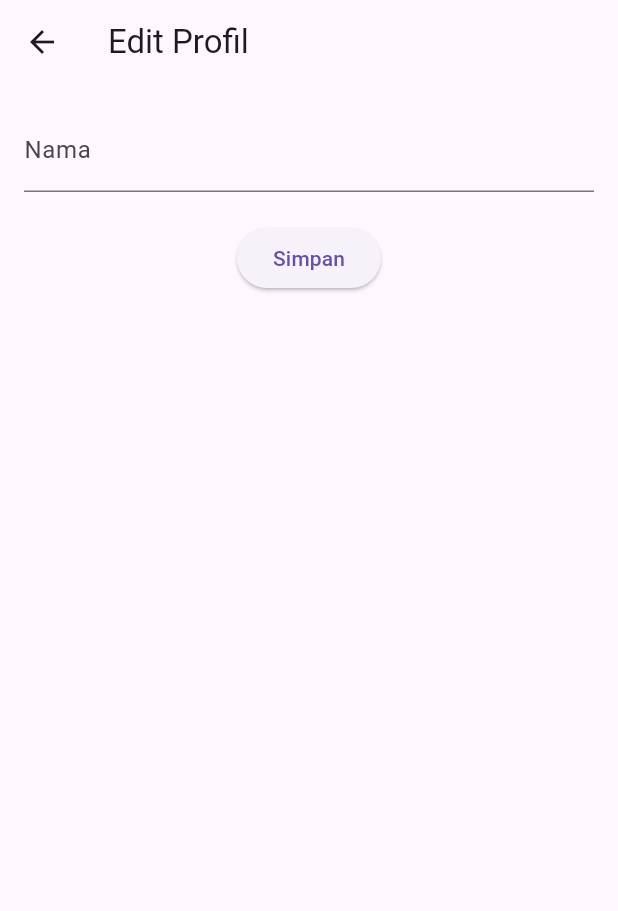
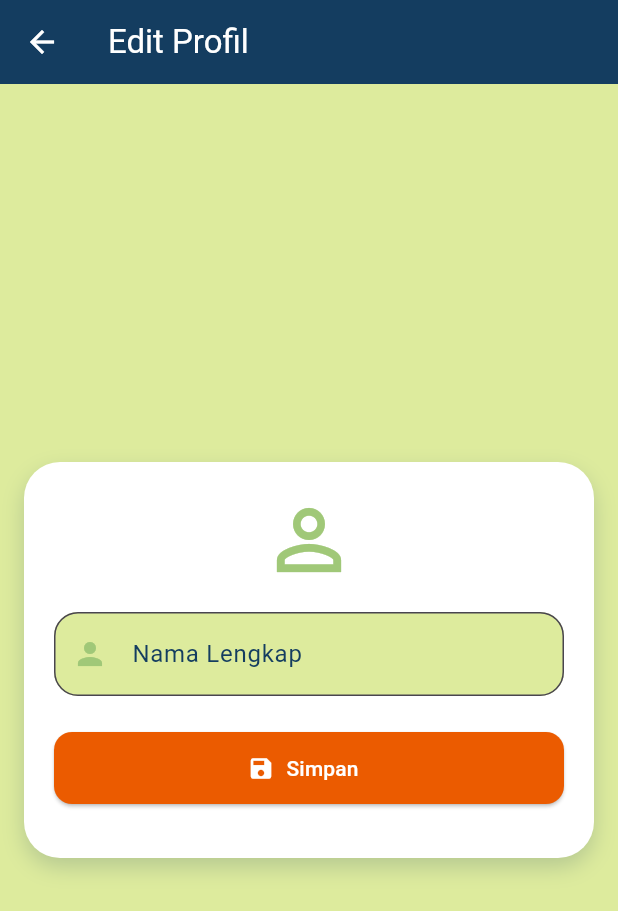
Before and after one commit to Serianto/UJK, a Flutter app: the EditScreen screen opened by its route, on a phone screen of 412 x 824 dp. Shown: the top 911 px of the screen. Run offline on Flutter 3.47's test engine with Material 3 defaults, Android fonts, the phone set to English and light mode, and no system bars; our stand-ins replace geolocator, google_fonts, google_maps_flutter, lottie, shared_preferences; accounts and stored records are empty.

```diff
--- a/lib/page/edit_screen.dart
+++ b/lib/page/edit_screen.dart
@@ -1,4 +1,5 @@
 import 'package:absensi/model/edit_model.dart';
+import 'package:absensi/utils/color.dart';
 import 'package:flutter/material.dart';
 import 'package:provider/provider.dart';
 
@@ -15,18 +16,50 @@ class _EditScreenState extends State<EditScreen> {
   @override
 Widget build(BuildContext context) {
   return Scaffold(
-      appBar: AppBar(title: Text('Edit Profil')),
+    backgroundColor: bg,
+    appBar: AppBar(
+      backgroundColor: dua,
+      title: const Text('Edit Profil', style: TextStyle(color: Colors.white)),
+      iconTheme: const IconThemeData(color: Colors.white),
+    ),
     body: Padding(
       padding: const EdgeInsets.all(16.0),
       child: Form(
         key: _formKey,
         child: Consumer<EditModel>(
           builder: (context, editProfileProvider, child) {
-              return Column(
+            return Center(
+              child: Container(
+                padding: const EdgeInsets.all(20),
+                decoration: BoxDecoration(
+                  color: Colors.white,
+                  borderRadius: BorderRadius.circular(24),
+                  boxShadow: [
+                    BoxShadow(
+                      color: dua.withOpacity(0.2),
+                      blurRadius: 12,
+                      offset: const Offset(0, 6),
+                    )
+                  ],
+                ),
+                child: Column(
+                  mainAxisSize: MainAxisSize.min,
                   children: <Widget>[
+                    const Icon(Icons.person_outline, size: 64, color: satu),
+                    const SizedBox(height: 16),
                     TextFormField(
                       controller: _nameController,
-                    decoration: InputDecoration(labelText: 'Nama'),
+                      decoration: InputDecoration(
+                        labelText: 'Nama Lengkap',
+                        labelStyle: TextStyle(color: dua),
+                        filled: true,
+                        fillColor: bg,
+                        border: OutlineInputBorder(
+                          borderRadius: BorderRadius.circular(16),
+                          borderSide: const BorderSide(color: dua),
+                        ),
+                        prefixIcon: const Icon(Icons.person, color: satu),
+                      ),
                       validator: (value) {
                         if (value == null || value.isEmpty) {
                           return 'Nama wajib diisi.';
@@ -34,10 +67,19 @@ class _EditScreenState extends State<EditScreen> {
                         return null;
                       },
                     ),
-                  SizedBox(height: 20),
-                  ElevatedButton(
-                    onPressed:
-                        editProfileProvider.isLoading
+                    const SizedBox(height: 24),
+                    SizedBox(
+                      width: double.infinity,
+                      height: 48,
+                      child: ElevatedButton.icon(
+                        style: ElevatedButton.styleFrom(
+                          backgroundColor: tiga,
+                          foregroundColor: Colors.white,
+                          shape: RoundedRectangleBorder(
+                            borderRadius: BorderRadius.circular(12),
+                          ),
+                        ),
+                        onPressed: editProfileProvider.isLoading
                             ? null
                             : () {
                                 if (_formKey.currentState!.validate()) {
@@ -47,16 +89,28 @@ class _EditScreenState extends State<EditScreen> {
                                   );
                                 }
                               },
-                    child: Text('Simpan'),
+                        icon: const Icon(Icons.save),
+                        label: const Text('Simpan'),
                       ),
+                    ),
+                    const SizedBox(height: 16),
                     if (editProfileProvider.isLoading)
-                    CircularProgressIndicator(),
+                      const CircularProgressIndicator(color: satu),
                     if (editProfileProvider.message.isNotEmpty)
                       Padding(
                         padding: const EdgeInsets.only(top: 8.0),
-                      child: Text(editProfileProvider.message),
+                        child: Text(
+                          editProfileProvider.message,
+                          style: TextStyle(
+                            color: editProfileProvider.message.toLowerCase().contains('berhasil') ? empat : tujuh,
+                            fontWeight: FontWeight.bold,
+                          ),
+                          textAlign: TextAlign.center,
+                        ),
                       ),
                   ],
+                ),
+              ),
             );
           },
         ),
--- a/lib/page/profil_screen.dart
+++ b/lib/page/profil_screen.dart
@@ -1,4 +1,5 @@
 import 'package:absensi/page/edit_screen.dart';
+import 'package:absensi/utils/color.dart';
 import 'package:flutter/material.dart';
 import 'package:absensi/model/profil_model.dart';
 import 'package:provider/provider.dart';
@@ -31,7 +32,7 @@ Widget build(BuildContext context) {
     appBar: AppBar(
       title: const Text('Profil'),
       centerTitle: true,
-      backgroundColor: Colors.blueAccent,
+      backgroundColor: bg,
     ),
     body: Consumer<ProfilModel>(
       builder: (context, profilModel, child) {
@@ -84,7 +85,7 @@ Widget build(BuildContext context) {
                     icon: const Icon(Icons.edit),
                     label: const Text('Edit Profil'),
                     style: ElevatedButton.styleFrom(
-                      backgroundColor: Colors.blueAccent,
+                      backgroundColor: enam,
                       padding: const EdgeInsets.symmetric(vertical: 14),
                       shape: RoundedRectangleBorder(
                         borderRadius: BorderRadius.circular(12),
--- a/pubspec.yaml
+++ b/pubspec.yaml
@@ -41,6 +41,7 @@ dependencies:
   provider: ^6.1.4
   intl: ^0.20.2
   google_fonts: ^6.2.1
+  fluttertoast: ^8.2.12
   flutter:
     sdk: flutter
 
```
Also changed, not shown: lib/page/history_screen.dart (+41 -13 lines), pubspec.lock. Lines whose indentation alone changed are shown as unchanged.
